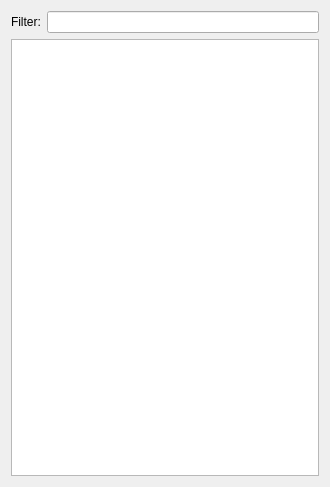
Before: the Qt Designer form src/uis/asapo_browser.ui in yamedvedya/data_viewer, drawn with Qt 5.
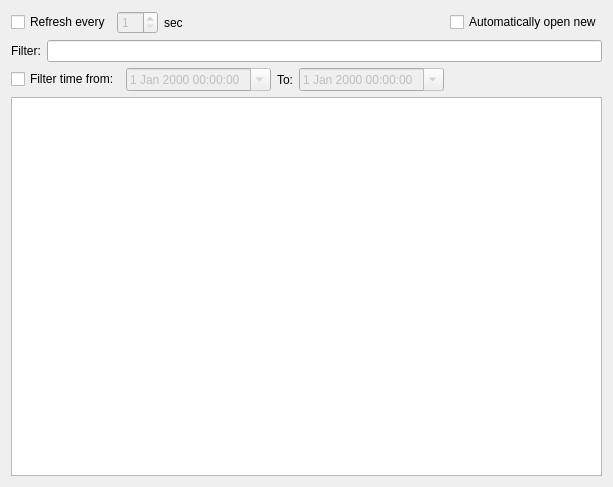
After: the same form once the commit is applied.

Commit message: asapo seems to work

The edit to the form file:
```diff
--- a/src/uis/asapo_browser.ui
+++ b/src/uis/asapo_browser.ui
@@ -6,7 +6,7 @@
    <rect>
     <x>0</x>
     <y>0</y>
-    <width>330</width>
+    <width>613</width>
     <height>487</height>
    </rect>
   </property>
@@ -14,6 +14,54 @@
    <string>Form</string>
   </property>
   <layout class="QVBoxLayout" name="verticalLayout">
+   <item>
+    <layout class="QHBoxLayout" name="horizontalLayout_3">
+     <item>
+      <widget class="QCheckBox" name="chk_refresh">
+       <property name="text">
+        <string>Refresh every</string>
+       </property>
+      </widget>
+     </item>
+     <item>
+      <widget class="QSpinBox" name="sb_sec">
+       <property name="enabled">
+        <bool>false</bool>
+       </property>
+       <property name="minimum">
+        <number>1</number>
+       </property>
+      </widget>
+     </item>
+     <item>
+      <widget class="QLabel" name="label_4">
+       <property name="text">
+        <string>sec</string>
+       </property>
+      </widget>
+     </item>
+     <item>
+      <spacer name="horizontalSpacer">
+       <property name="orientation">
+        <enum>Qt::Horizontal</enum>
+       </property>
+       <property name="sizeHint" stdset="0">
+        <size>
+         <width>40</width>
+         <height>20</height>
+        </size>
+       </property>
+      </spacer>
+     </item>
+     <item>
+      <widget class="QCheckBox" name="chk_auto_add">
+       <property name="text">
+        <string>Automatically open new</string>
+       </property>
+      </widget>
+     </item>
+    </layout>
+   </item>
    <item>
     <layout class="QHBoxLayout" name="horizontalLayout">
      <item>
@@ -28,6 +76,57 @@
      </item>
     </layout>
    </item>
+   <item>
+    <layout class="QHBoxLayout" name="horizontalLayout_2">
+     <item>
+      <widget class="QCheckBox" name="chk_time_filter">
+       <property name="text">
+        <string>Filter time from:</string>
+       </property>
+      </widget>
+     </item>
+     <item>
+      <widget class="QDateTimeEdit" name="dte_from">
+       <property name="enabled">
+        <bool>false</bool>
+       </property>
+       <property name="calendarPopup">
+        <bool>true</bool>
+       </property>
+      </widget>
+     </item>
+     <item>
+      <widget class="QLabel" name="label_3">
+       <property name="text">
+        <string>To:</string>
+       </property>
+      </widget>
+     </item>
+     <item>
+      <widget class="QDateTimeEdit" name="dte_to">
+       <property name="enabled">
+        <bool>false</bool>
+       </property>
+       <property name="calendarPopup">
+        <bool>true</bool>
+       </property>
+      </widget>
+     </item>
+     <item>
+      <spacer name="horizontalSpacer_2">
+       <property name="orientation">
+        <enum>Qt::Horizontal</enum>
+       </property>
+       <property name="sizeHint" stdset="0">
+        <size>
+         <width>40</width>
+         <height>20</height>
+        </size>
+       </property>
+      </spacer>
+     </item>
+    </layout>
+   </item>
    <item>
     <widget class="QTreeView" name="tr_asapo_browser">
      <property name="minimumSize">
```
The commit also changes 31 other files.
